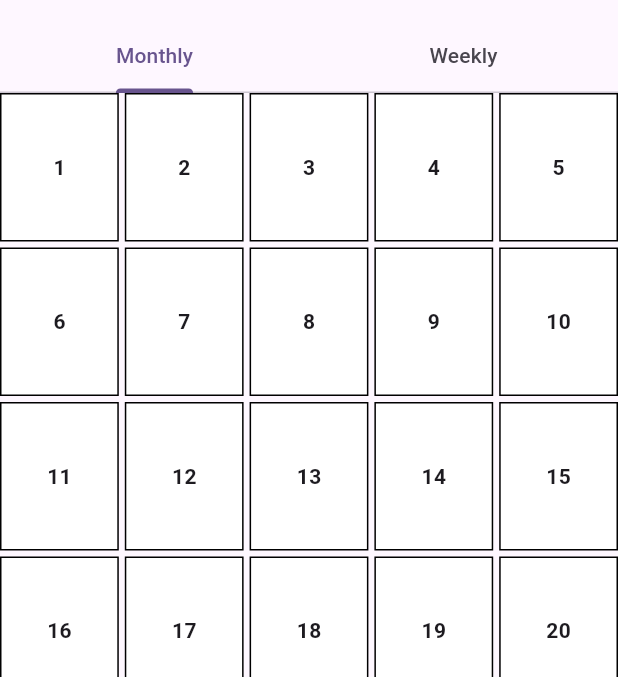
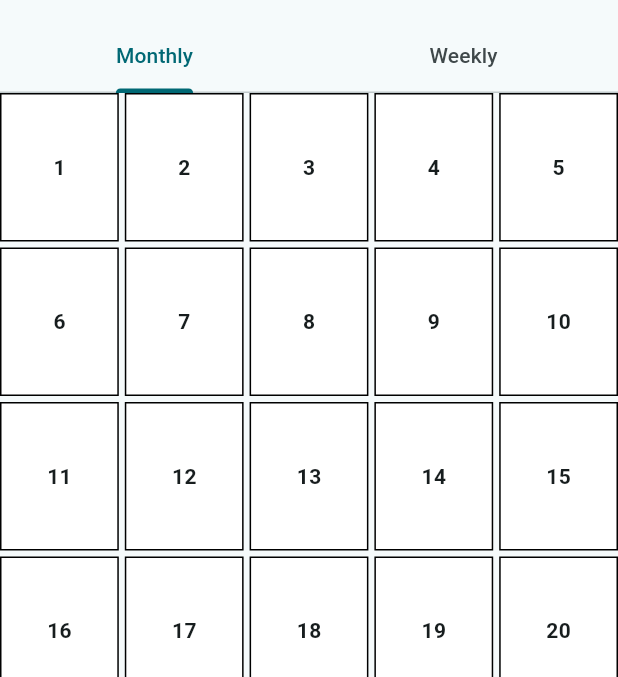
Before and after one commit to martynamazur/engineering-project, a Flutter app: the PlannerScreen screen opened by its route, on a phone screen of 412 x 824 dp, the part 63-740 px from its top. Run offline on Flutter 3.47's test engine with Material 3 defaults, Android fonts, the phone set to English and light mode, and no system bars; our stand-ins replace another_flushbar, auto_route, cached_network_image, carousel_slider, dio, email_validator and 19 more; missing offline and left inert: linear_progress_bar; accounts and stored records are empty; generated files the repository leaves out were written again; network calls fail.

Commit message:
fixing bugs

```diff
--- a/lib/main.dart
+++ b/lib/main.dart
@@ -61,7 +61,7 @@ class MyApp extends StatelessWidget {
       routerConfig: _appRouter.config(),
       title: 'Flutter Demo',
       theme: ThemeData(
-        colorScheme: ColorScheme.fromSeed(seedColor: Colors.deepPurple),
+        colorScheme: ColorScheme.fromSeed(seedColor: Colors.white),
         useMaterial3: true,
         textTheme: TextTheme(
           headlineLarge: headlineLarge,
--- a/lib/model/schedule.dart
+++ b/lib/model/schedule.dart
@@ -10,7 +10,7 @@ part 'schedule.g.dart';
 @freezed
 class Schedule with _$Schedule {
   const factory Schedule({
-    @JsonKey(name: 'schedule_id') String? id,
+    @JsonKey(name: 'id') String? id,
     @JsonKey(name: 'schedule_date') required DateTime scheduleDate,
     @JsonKey(name: 'schedule_time') required String scheduleTime,
 
--- a/lib/presentation/add_outfit_to_planer.dart
+++ b/lib/presentation/add_outfit_to_planer.dart
@@ -12,6 +12,7 @@ import 'package:ootd/utils/image_loading_builder.dart';
 
 import '../domain/state_management/outfit_list_notifier.dart';
 import '../model/schedule.dart';
+import '../utils/log.dart';
 
 @RoutePage()
 class AddOutfitToCalendarScreen extends ConsumerStatefulWidget {
@@ -82,12 +83,14 @@ class _AddOutfitToCallendarScreenState extends ConsumerState<AddOutfitToCalendar
                 outfitId: _selectedOutfitId,
                 imageUrl: _outfitUrl,
               );
+              logger.i('Schedule object $updatedSchedule');
               final result = await ref.read(scheduleOutfitProvider(schedule: updatedSchedule).future);
 
+
               if(result.success){
-                messenger.showSnackBar(SnackBar(content: Text(context.loc.scheduleSuccessMessage)));
                 ref.invalidate(getScheduleForWeekProvider);
                 ref.invalidate(getScheduleForMonthProvider);
+                messenger.showSnackBar(SnackBar(content: Text(context.loc.scheduleSuccessMessage)));
               }else{
                 messenger.showSnackBar(SnackBar(content: Text(context.loc.scheduleErrorMessage)));
               }
--- a/lib/presentation/create_outfit.dart
+++ b/lib/presentation/create_outfit.dart
@@ -13,6 +13,7 @@ import 'package:ootd/domain/state_management/outfit_provider.dart';
 import 'package:ootd/domain/state_management/supabase_utils.dart';
 import 'package:ootd/extensions/localization_extension.dart';
 import 'package:ootd/navigation/app_router.dart';
+import 'package:ootd/presentation/styles/headline_text.dart';
 import 'package:path_provider/path_provider.dart';
 import 'package:screenshot/screenshot.dart';
 import '../domain/state_management/outfit_list_notifier.dart';
@@ -86,6 +87,7 @@ class _CreateOutfitScreenState extends ConsumerState<CreateOutfitScreen> {
         child: SingleChildScrollView(
           child: Screenshot(
             controller: _screenshotController,
+            child: Center(
               child: Column(
                 children: [
                   if (selectedCategories.isEmpty)
@@ -94,6 +96,7 @@ class _CreateOutfitScreenState extends ConsumerState<CreateOutfitScreen> {
                     for (var category in selectedCategories)
                       _buildCarouselSlider(category, ref)
                 ],
+              ),
             ),
           ),
         ),
@@ -138,7 +141,7 @@ class _CreateOutfitScreenState extends ConsumerState<CreateOutfitScreen> {
     return Column(
       crossAxisAlignment: CrossAxisAlignment.center,
       children: [
-        Text(context.loc.addNewPieces)
+        Text(context.loc.addNewPieces, style: headline)
       ],
     );
   }
--- a/lib/presentation/planer.dart
+++ b/lib/presentation/planer.dart
@@ -65,8 +65,10 @@ class MonthlyView extends ConsumerWidget {
 
   @override
   Widget build(BuildContext context, WidgetRef ref) {
-    final schedule = ref.watch(getScheduleForWeekProvider);
     final now = DateTime.now();
+    final year = now.year;
+    final month = now.month;
+    final schedule = ref.watch(getScheduleForMonthProvider(year: year, month: month));
     final daysInMonth = DateTime(now.year, now.month + 1, 0).day; // Liczba dni w miesiącu
 
     // Utworzenie mapy dni i zaplanowanych strojów (będziemy używać mapy, aby powiązać daty z zaplanowanymi strojami)
@@ -75,7 +77,6 @@ class MonthlyView extends ConsumerWidget {
     schedule.when(
       data: (data) {
         for (var scheduleItem in data) {
-          // Dodaj zaplanowany strój do odpowiedniego dnia
           DateTime date = DateTime(scheduleItem.scheduleDate.year,
               scheduleItem.scheduleDate.month, scheduleItem.scheduleDate.day);
           schedulesByDay.putIfAbsent(date, () => []).add(scheduleItem);
@@ -188,9 +189,8 @@ class WeeklyView extends ConsumerWidget {
           itemCount: WeekDay.values.length,
           itemBuilder: (context, index) {
             WeekDay currentDay = WeekDay.values[index];
-            List<Schedule>? schedulesForDay = scheduleByDay[currentDay] ??
-                []; // Pobierz stroje dla danego dnias
-            print("zaplanowane,$schedulesForDay");
+            List<Schedule>? schedulesForDay = scheduleByDay[currentDay] ?? [];
+
 
             return Padding(
               padding: const EdgeInsets.symmetric(vertical: 12, horizontal: 16),
--- a/pubspec.yaml
+++ b/pubspec.yaml
@@ -57,7 +57,6 @@ dependencies:
   shared_preferences: ^2.5.3
   logger: ^2.5.0
 
-  #flutter_localization: ^0.3.2
 
 
 dev_dependencies:
```
Also changed, not shown: lib/data/repository/schedule_repository.dart (+11 -5 lines), lib/presentation/outfit_overfiew.dart (+9 -15 lines), lib/domain/state_management/tag_provider.g.dart, lib/model/schedule.freezed.dart, lib/model/schedule.g.dart, lib/navigation/app_router.gr.dart. Lines whose indentation alone changed are shown as unchanged.
